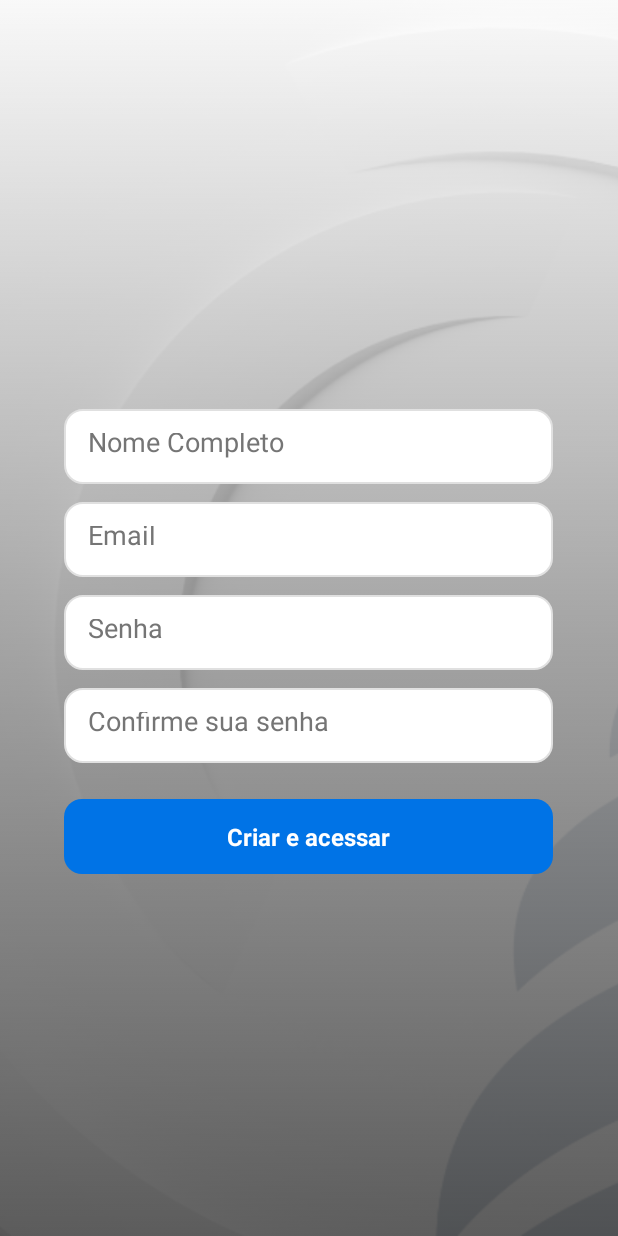
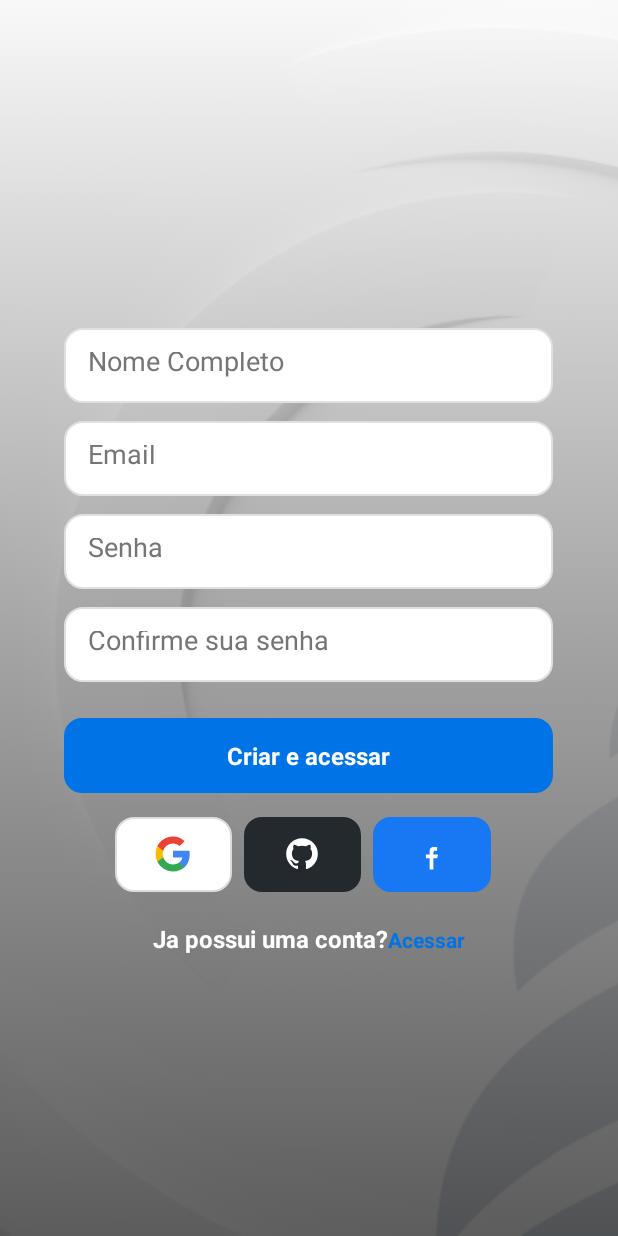
Before and after one commit to Ciencia-da-Computacao-4-Semestre-Mobile/grupo2_unaspmarketplace, an Android app: the RegisterActivity screen opened directly, with no data from a screen before it, on a phone screen of 412 x 824 dp. Run offline under Robolectric (Android 15) with nearby library versions, the light colour scheme and no system bars; our stand-ins replace Firebase (no records; nobody signed in at launch, a user with empty details on screens opened directly).

Commit message:
Go back register clicable text

```diff
--- a/app/src/main/java/com/unasp/unaspmarketplace/RegisterActivity.kt
+++ b/app/src/main/java/com/unasp/unaspmarketplace/RegisterActivity.kt
@@ -4,6 +4,7 @@ import android.content.Intent
 import android.os.Bundle
 import android.widget.EditText
 import android.widget.LinearLayout
+import android.widget.TextView
 import android.widget.Toast
 import androidx.appcompat.app.AppCompatActivity
 import androidx.lifecycle.lifecycleScope
@@ -24,6 +25,14 @@ class RegisterActivity : AppCompatActivity() {
         val edtSenha = findViewById<EditText>(R.id.edtSenhaSignIn)
         val edtConfirmarSenha = findViewById<EditText>(R.id.edtConfirmarSenha)
         val btnCadastrar = findViewById<LinearLayout>(R.id.btnCadastrar)
+
+        // 🔹 TextView clicável para voltar ao login
+        val login = findViewById<TextView>(R.id.log_in_text)
+        login.setOnClickListener {
+            val intent = Intent(this, LoginActivity::class.java)
+            startActivity(intent)
+            finish() // fecha a tela de cadastro
+        }
 
         btnCadastrar.setOnClickListener {
             val nome = edtNome.text.toString().trim()
--- a/app/src/main/res/layout/login_activity.xml
+++ b/app/src/main/res/layout/login_activity.xml
@@ -6,7 +6,6 @@
     android:background="@drawable/bg_gradient">
 
 
-    <!-- Fundo imagem -->
     <ImageView
         android:id="@+id/bgImage"
         android:layout_width="match_parent"
@@ -17,7 +16,6 @@
         android:contentDescription="@null" />
 
 
-    <!-- conteudo do login -->
     <LinearLayout
         android:layout_width="match_parent"
         android:layout_height="match_parent"
@@ -55,16 +53,16 @@
         <LinearLayout
             android:layout_width="wrap_content"
             android:layout_height="wrap_content"
-            android:orientation="horizontal"
-            android:layout_marginTop="5dp">
+            android:layout_marginTop="5dp"
+            android:orientation="horizontal">
 
             <CheckBox
                 android:id="@+id/login_remember_me"
                 android:layout_width="wrap_content"
                 android:layout_height="wrap_content"
+                android:checked="false"
                 android:text="@string/login_remember_me"
-                android:textColor="#FFFFFF"
-                android:checked="false" />
+                android:textColor="#FFFFFF" />
 
             <TextView
                 android:id="@+id/login_forgot_password"
@@ -100,7 +98,6 @@
                 android:textStyle="bold" />
 
         </LinearLayout>
-
 
 
         <LinearLayout
@@ -175,9 +172,8 @@
         <LinearLayout
             android:layout_width="wrap_content"
             android:layout_height="wrap_content"
-            android:orientation="horizontal"
-            android:layout_marginTop="20dp">
-
+            android:layout_marginTop="20dp"
+            android:orientation="horizontal">
 
 
             <TextView
@@ -205,5 +201,4 @@
     </LinearLayout>
 
 
-
 </FrameLayout>
--- a/app/src/main/res/layout/register_activity.xml
+++ b/app/src/main/res/layout/register_activity.xml
@@ -96,6 +96,105 @@
 
         </LinearLayout>
 
+        <LinearLayout
+            android:layout_width="match_parent"
+            android:layout_height="wrap_content"
+            android:layout_marginTop="16dp"
+            android:baselineAligned="false"
+            android:gravity="center"
+            android:orientation="horizontal"
+            android:weightSum="2">
+
+            <LinearLayout
+                android:id="@+id/btnGoogleLogin"
+                android:layout_width="50dp"
+                android:layout_height="50dp"
+                android:layout_marginEnd="8dp"
+                android:layout_weight="0.3"
+                android:background="@drawable/google_button_background"
+                android:clickable="true"
+                android:focusable="true"
+                android:gravity="center"
+                android:orientation="horizontal">
+
+                <ImageView
+                    android:layout_width="25dp"
+                    android:layout_height="25dp"
+                    android:contentDescription="@string/google"
+                    android:src="@drawable/ic_google" />
+            </LinearLayout>
+
+            <LinearLayout
+                android:id="@+id/btnGitHubLogin"
+                android:layout_width="50dp"
+                android:layout_height="50dp"
+                android:layout_marginEnd="8dp"
+                android:layout_weight="0.3"
+                android:background="@drawable/github_button_background"
+                android:clickable="true"
+                android:focusable="true"
+                android:gravity="center"
+                android:orientation="horizontal">
+
+                <ImageView
+                    android:layout_width="25dp"
+                    android:layout_height="25dp"
+                    android:contentDescription="@string/github"
+                    android:src="@drawable/ic_github" />
+
+            </LinearLayout>
+
+            <LinearLayout
+                android:id="@+id/btnFacebookLogin"
+                android:layout_width="50dp"
+                android:layout_height="50dp"
+                android:layout_marginEnd="8dp"
+                android:layout_weight="0.3"
+                android:background="@drawable/facebook_button_background"
+                android:clickable="true"
+                android:focusable="true"
+                android:gravity="center"
+                android:orientation="horizontal">
+
+                <ImageView
+                    android:layout_width="30dp"
+                    android:layout_height="30dp"
+                    android:contentDescription="@string/facebook"
+                    android:src="@drawable/ic_facebook" />
+            </LinearLayout>
+
+        </LinearLayout>
+
+        <LinearLayout
+            xmlns:tools="http://schemas.android.com/tools"
+            android:layout_width="wrap_content"
+            android:layout_height="wrap_content"
+            android:layout_marginTop="20dp"
+            android:orientation="horizontal">
+
+
+            <TextView
+                android:id="@+id/register_access_question"
+                android:layout_width="wrap_content"
+                android:layout_height="wrap_content"
+                android:text="@string/login_go_back_question"
+                android:textColor="#FFFFFF"
+                android:textSize="16sp"
+                android:textStyle="bold" />
+
+            <TextView
+                android:id="@+id/log_in_text"
+                android:layout_width="wrap_content"
+                android:layout_height="wrap_content"
+                android:clickable="true"
+                android:focusable="true"
+                android:text="@string/login_go_back"
+                android:textColor="#0073e6"
+                android:textStyle="bold"
+                tools:ignore="TouchTargetSizeCheck" />
+
+        </LinearLayout>
+
 
 
     </LinearLayout>
--- a/app/src/main/res/values/strings.xml
+++ b/app/src/main/res/values/strings.xml
@@ -21,6 +21,8 @@
     <string name="btn_sign_in">Criar e acessar</string>
     <string name="login_remember_me">Lembrar de mim</string>
     <string name="facebook">facebook</string>
+    <string name="login_go_back_question">Ja possui uma conta?</string>
+    <string name="login_go_back">Acessar</string>
     <string name="default_web_client_id">524313708339-2tmt7fo1ackpjsc435il2vsuaf09jlas.apps.googleusercontent.com</string>
     <string name="facebook_app_id">728278693617290</string>
     <string name="facebook_client_token">594f2190665ae830b83cc7bc6a84ede9</string>
```
